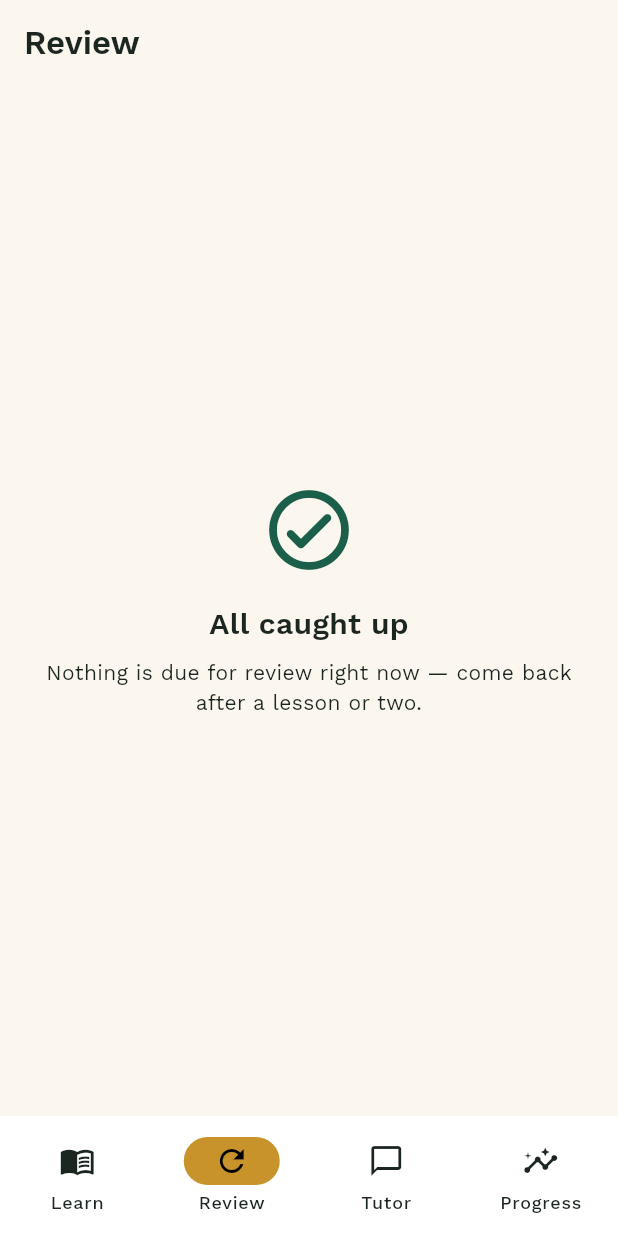
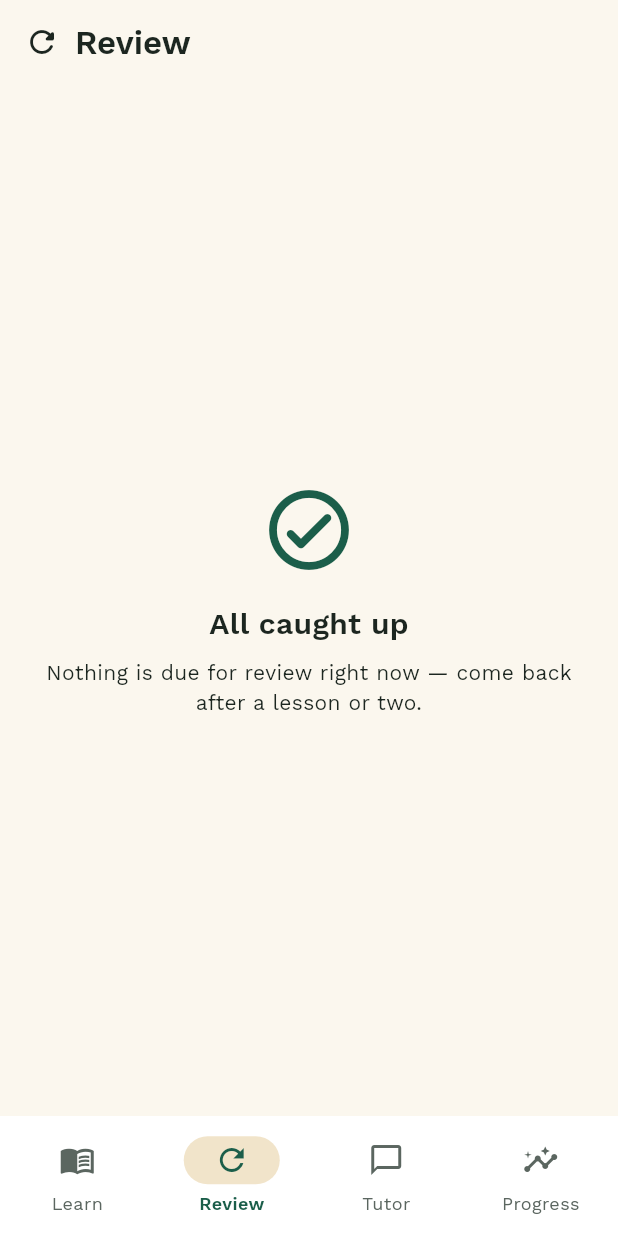
Before and after one commit to Sosoisworking/tadabbur, a Flutter app: the screen it shows once a user with an empty profile is signed in, item 2 of the bottom bar chosen, on a phone screen of 412 x 824 dp. Run offline on Flutter 3.47's test engine with Material 3 defaults, Android fonts, the phone set to English and light mode, and no system bars; our stand-ins replace flutter_dotenv, flutter_riverpod, go_router, google_fonts, supabase_flutter; accounts and stored records are empty.

Commit message:
Fix generic-looking colors; add thematic icons to unit titles
Root cause of the "flat/generic" feedback: AppTheme's ColorScheme.light()/
.dark() only overrode 6 of Material 3's ~30 color roles (primary,
secondary, surface, error, onPrimary, onSurface). Every role left unset
— primaryContainer, the NavigationBar's selection indicator, Chip
colors, surface container tints — quietly fell back to Flutter's own
default purple seed, not our warm emerald/gold palette. That's why the
bottom nav and badges never felt like they matched the rest of the app.

Switched to ColorScheme.fromSeed(seedColor: <our primary>) as the base,
which derives a full, harmonious palette from our own color instead of
Material's default, then layers the explicit design-system.md overrides
on top. Also gave NavigationBar and Chip explicit themes instead of
leaving them on Material defaults entirely.

Separately: unit tiles on the Learn tab and the Unit Detail app bar now
show a thematic icon (alphabet, tune for vowel marks, waves for Madd/
Leen, repeat for Shaddah, book for surah units) in a colored badge,
alongside the existing lock/progress/complete/mastered status icon —
inferred from the title via a new shared unitThematicIcon() helper
rather than duplicated logic in two screens. Learn and Review tab app
bars also got a small leading icon next to their titles.

flutter analyze, flutter test, and flutter build web all pass clean.

Co-Authored-By: Claude Sonnet 5 <noreply@anthropic.com>

```diff
--- a/app/lib/core/theme/app_theme.dart
+++ b/app/lib/core/theme/app_theme.dart
@@ -11,55 +11,114 @@ class AppTheme {
 
   static ThemeData light() {
     const primary = AppColors.lightBrandPrimary;
+    const accent = AppColors.lightBrandAccent;
     const surface = AppColors.lightBgSurface;
     const textPrimary = AppColors.lightTextPrimary;
     const textSecondary = AppColors.lightTextSecondary;
+
+    // ColorScheme.light() only fills the handful of roles passed to it —
+    // Material 3 has ~30 (primaryContainer, surfaceContainerHighest,
+    // outline, the NavigationBar indicator, ...), and every role left
+    // unset quietly falls back to Flutter's own default purple seed. That
+    // was the actual cause of the app feeling generic: our warm
+    // emerald/gold palette was only reaching a few widgets, and
+    // everything else (nav bar selection, chips, container tints) was
+    // showing Material's stock purple underneath. fromSeed derives a
+    // full, harmonious palette from our own primary color instead of
+    // Material's, then the explicit overrides below still win for the
+    // handful of roles docs/design-system.md specifies exactly.
+    final colorScheme = ColorScheme.fromSeed(
+      seedColor: primary,
+      brightness: Brightness.light,
+    ).copyWith(
+      primary: primary,
+      secondary: accent,
+      surface: surface,
+      error: AppColors.lightError,
+      onPrimary: Colors.white,
+      onSurface: textPrimary,
+    );
 
     return ThemeData(
       useMaterial3: true,
       brightness: Brightness.light,
       scaffoldBackgroundColor: AppColors.lightBgBase,
-      colorScheme: const ColorScheme.light(
-        primary: primary,
-        secondary: AppColors.lightBrandAccent,
-        surface: surface,
-        error: AppColors.lightError,
-        onPrimary: Colors.white,
-        onSurface: textPrimary,
-      ),
+      colorScheme: colorScheme,
       textTheme: AppTypography.textTheme(textPrimary, textSecondary),
       appBarTheme: const AppBarTheme(
         backgroundColor: AppColors.lightBgBase,
         foregroundColor: textPrimary,
         elevation: 0,
       ),
+      navigationBarTheme: _navigationBarTheme(primary, accent, surface, textSecondary),
+      chipTheme: _chipTheme(colorScheme),
     );
   }
 
   static ThemeData dark() {
     const primary = AppColors.darkBrandPrimary;
+    const accent = AppColors.darkBrandAccent;
     const surface = AppColors.darkBgSurface;
     const textPrimary = AppColors.darkTextPrimary;
     const textSecondary = AppColors.darkTextSecondary;
+
+    final colorScheme = ColorScheme.fromSeed(
+      seedColor: primary,
+      brightness: Brightness.dark,
+    ).copyWith(
+      primary: primary,
+      secondary: accent,
+      surface: surface,
+      error: AppColors.darkError,
+      onPrimary: Colors.black,
+      onSurface: textPrimary,
+    );
 
     return ThemeData(
       useMaterial3: true,
       brightness: Brightness.dark,
       scaffoldBackgroundColor: AppColors.darkBgBase,
-      colorScheme: const ColorScheme.dark(
-        primary: primary,
-        secondary: AppColors.darkBrandAccent,
-        surface: surface,
-        error: AppColors.darkError,
-        onPrimary: Colors.black,
-        onSurface: textPrimary,
-      ),
+      colorScheme: colorScheme,
       textTheme: AppTypography.textTheme(textPrimary, textSecondary),
       appBarTheme: const AppBarTheme(
         backgroundColor: AppColors.darkBgBase,
         foregroundColor: textPrimary,
         elevation: 0,
       ),
+      navigationBarTheme: _navigationBarTheme(primary, accent, surface, textSecondary),
+      chipTheme: _chipTheme(colorScheme),
+    );
+  }
+
+  static NavigationBarThemeData _navigationBarTheme(
+    Color primary,
+    Color accent,
+    Color surface,
+    Color textSecondary,
+  ) {
+    return NavigationBarThemeData(
+      backgroundColor: surface,
+      indicatorColor: accent.withValues(alpha: 0.25),
+      iconTheme: WidgetStateProperty.resolveWith(
+        (states) => IconThemeData(
+          color: states.contains(WidgetState.selected) ? primary : textSecondary,
+        ),
+      ),
+      labelTextStyle: WidgetStateProperty.resolveWith(
+        (states) => TextStyle(
+          fontSize: 12,
+          color: states.contains(WidgetState.selected) ? primary : textSecondary,
+          fontWeight: states.contains(WidgetState.selected) ? FontWeight.w600 : FontWeight.normal,
+        ),
+      ),
+    );
+  }
+
+  static ChipThemeData _chipTheme(ColorScheme colorScheme) {
+    return ChipThemeData(
+      backgroundColor: colorScheme.secondaryContainer,
+      labelStyle: TextStyle(color: colorScheme.onSecondaryContainer),
+      side: BorderSide.none,
     );
   }
 }
--- a/app/lib/features/review/presentation/screens/review_screen.dart
+++ b/app/lib/features/review/presentation/screens/review_screen.dart
@@ -17,7 +17,15 @@ class ReviewScreen extends ConsumerWidget {
     final dueItemsAsync = ref.watch(dueSrsItemsProvider);
 
     return Scaffold(
-      appBar: AppBar(title: const Text('Review')),
+      appBar: AppBar(
+        title: const Row(
+          children: [
+            Icon(Icons.refresh_rounded),
+            SizedBox(width: 10),
+            Text('Review'),
+          ],
+        ),
+      ),
       body: dueItemsAsync.when(
         loading: () => const Center(child: CircularProgressIndicator()),
         error: (error, _) => Center(
```
Also changed, not shown: app/lib/features/learn/presentation/screens/learn_screen.dart (+26 -6 lines), app/lib/features/learn/presentation/screens/unit_detail_screen.dart (+10 -1 lines), app/lib/features/learn/presentation/unit_theme_icon.dart (added, +18 -0 lines).
